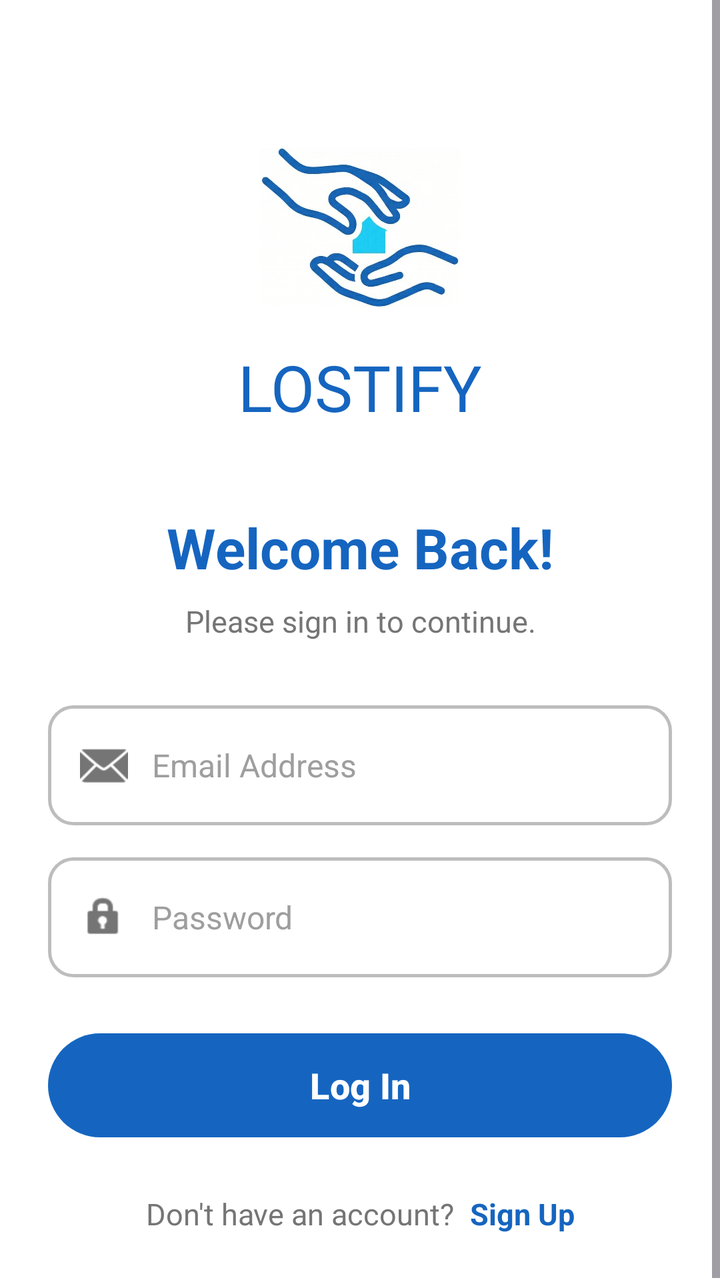
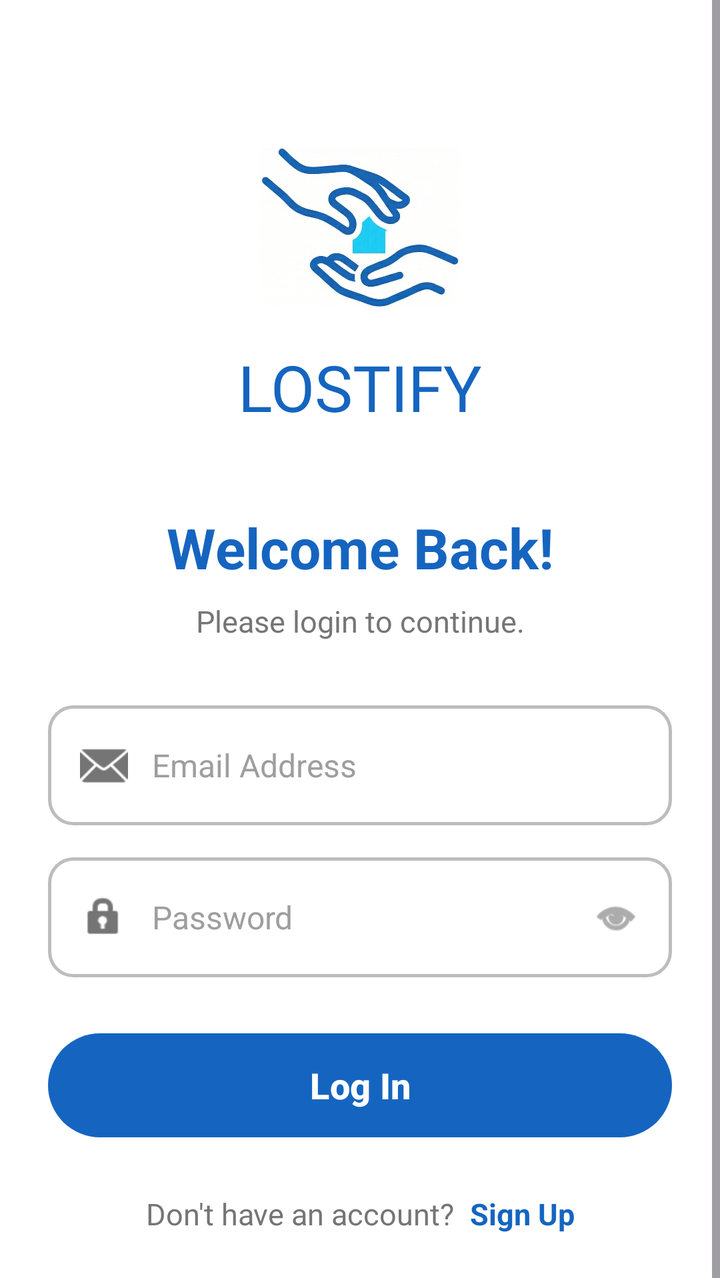

Compare the two renders of this Android layout. The source of the first and the diff that turns it into the second are given below.
<!-- AndroidManifest.xml: application theme Theme.Lostify -->
<!-- res/layout/activity_login_screen.xml -->
<?xml version="1.0" encoding="utf-8"?>
<ScrollView xmlns:android="http://schemas.android.com/apk/res/android"
    xmlns:app="http://schemas.android.com/apk/res-auto"
    xmlns:tools="http://schemas.android.com/tools"
    android:layout_width="match_parent"
    android:layout_height="match_parent"
    android:background="#FFFFFF"
    android:fillViewport="true">

    <androidx.constraintlayout.widget.ConstraintLayout
        android:layout_width="match_parent"
        android:layout_height="wrap_content"
        android:padding="24dp">

        <ImageView
            android:id="@+id/ivLogoIcon"
            android:layout_width="100dp"
            android:layout_height="100dp"
            android:layout_marginTop="40dp"
            android:src="@drawable/logo"
            app:layout_constraintEnd_toEndOf="parent"
            app:layout_constraintStart_toStartOf="parent"
            app:layout_constraintTop_toTopOf="parent"
            tools:ignore="ContentDescription" />

        <TextView
            android:id="@+id/tvAppName"
            android:layout_width="wrap_content"
            android:layout_height="wrap_content"
            android:layout_marginTop="8dp"
            android:fontFamily="@font/bold"
            android:text="LOSTIFY"
            android:textColor="#1565C0"
            android:textSize="32sp"
            app:layout_constraintEnd_toEndOf="parent"
            app:layout_constraintStart_toStartOf="parent"
            app:layout_constraintTop_toBottomOf="@+id/ivLogoIcon" />

        <TextView
            android:id="@+id/tvWelcome"
            android:layout_width="wrap_content"
            android:layout_height="wrap_content"
            android:layout_marginTop="40dp"
            android:text="Welcome Back!"
            android:textColor="#1565C0"
            android:textSize="28sp"
            android:textStyle="bold"
            app:layout_constraintEnd_toEndOf="parent"
            app:layout_constraintStart_toStartOf="parent"
            app:layout_constraintTop_toBottomOf="@+id/tvAppName" />

        <TextView
            android:id="@+id/tvSubtitle"
            android:layout_width="wrap_content"
            android:layout_height="wrap_content"
            android:layout_marginTop="8dp"
            android:text="Please sign in to continue."
            android:textColor="#757575"
            android:textSize="15sp"
            android:gravity="center"
            app:layout_constraintEnd_toEndOf="parent"
            app:layout_constraintStart_toStartOf="parent"
            app:layout_constraintTop_toBottomOf="@+id/tvWelcome" />

        <LinearLayout
            android:id="@+id/inputLayout"
            android:layout_width="match_parent"
            android:layout_height="60dp"
            android:layout_marginTop="32dp"
            android:background="@drawable/bg_input_field"
            android:gravity="center_vertical"
            android:orientation="horizontal"
            android:paddingStart="16dp"
            android:paddingEnd="16dp"
            app:layout_constraintTop_toBottomOf="@+id/tvSubtitle">

            <ImageView
                android:layout_width="24dp"
                android:layout_height="24dp"
                android:src="@android:drawable/ic_dialog_email"
                app:tint="#757575"
                tools:ignore="ContentDescription" />

            <EditText
                android:id="@+id/etEmailLogin"
                android:layout_width="match_parent"
                android:layout_height="match_parent"
                android:background="@null"
                android:hint="Email Address"
                android:inputType="textEmailAddress"
                android:paddingStart="12dp"
                android:textColor="#000000"
                android:textColorHint="#9E9E9E"
                android:textSize="16sp" />
        </LinearLayout>

        <LinearLayout
            android:id="@+id/inputPasswordLayout"
            android:layout_width="match_parent"
            android:layout_height="60dp"
            android:layout_marginTop="16dp"
            android:background="@drawable/bg_input_field"
            android:gravity="center_vertical"
            android:orientation="horizontal"
            android:paddingStart="16dp"
            android:paddingEnd="16dp"
            app:layout_constraintTop_toBottomOf="@+id/inputLayout">

            <ImageView
                android:layout_width="24dp"
                android:layout_height="24dp"
                android:src="@android:drawable/ic_lock_idle_lock"
                app:tint="#757575"
                tools:ignore="ContentDescription" />

            <EditText
                android:id="@+id/etPasswordLogin"
                android:layout_width="match_parent"
                android:layout_height="match_parent"
                android:background="@null"
                android:hint="Password"
                android:inputType="textPassword"
                android:paddingStart="12dp"
                android:textColor="#000000"
                android:textColorHint="#9E9E9E"
                android:textSize="16sp" />
        </LinearLayout>

        <com.google.android.material.button.MaterialButton
            android:id="@+id/btnLogin"
            android:layout_width="match_parent"
            android:layout_height="60dp"
            android:layout_marginTop="24dp"
            android:text="Log In"
            android:textSize="18sp"
            android:textStyle="bold"
            android:textAllCaps="false"
            app:backgroundTint="#1565C0"
            app:cornerRadius="30dp"
            app:layout_constraintTop_toBottomOf="@+id/inputPasswordLayout" />

        <LinearLayout
            android:layout_width="wrap_content"
            android:layout_height="wrap_content"
            android:layout_marginTop="24dp"
            android:orientation="horizontal"
            app:layout_constraintEnd_toEndOf="parent"
            app:layout_constraintStart_toStartOf="parent"
            app:layout_constraintTop_toBottomOf="@+id/btnLogin">

            <TextView
                android:layout_width="wrap_content"
                android:layout_height="wrap_content"
                android:text="Don't have an account? "
                android:textColor="#757575"
                android:textSize="15sp"/>

            <TextView
                android:id="@+id/tvSignUp"
                android:layout_width="wrap_content"
                android:layout_height="wrap_content"
                android:text="Sign Up"
                android:textColor="#1565C0"
                android:textStyle="bold"
                android:textSize="15sp"
                android:clickable="true"
                android:focusable="true"
                android:background="?attr/selectableItemBackground"
                android:paddingStart="4dp"/>
        </LinearLayout>

    </androidx.constraintlayout.widget.ConstraintLayout>
</ScrollView>
<!-- resources referenced by this layout -->
<resources>
  <!-- drawable bg_input_field (drawable) -->
  <?xml version="1.0" encoding="utf-8"?>
  <shape xmlns:android="http://schemas.android.com/apk/res/android">
      <solid android:color="#FFFFFF" /> <stroke
      android:width="1.5dp"
      android:color="#BDBDBD" /> <corners android:radius="12dp" /> </shape>
  <!-- drawable logo: png bitmap (drawable-v24, 635685 bytes) -->
  <style name="Theme.Lostify" parent="Base.Theme.Lostify" />
  <style name="Base.Theme.Lostify" parent="Theme.Material3.Light.NoActionBar">
  
          <item name="android:statusBarColor">#1565C0</item>
          <item name="android:windowLightStatusBar">false</item>
  
          <item name="colorPrimary">#1565C0</item>
          <item name="colorOnPrimary">#FFFFFF</item>
  
          <item name="colorSecondaryContainer">#E3F2FD</item>
          <item name="colorOnSecondaryContainer">#1565C0</item>
  
          <item name="android:navigationBarColor">#FFFFFF</item>
          <item name="android:windowLightNavigationBar" tools:targetApi="o_mr1">true</item>
  
          <item name="android:datePickerDialogTheme">@style/MyDatePickerStyle</item>
          <item name="android:timePickerDialogTheme">@style/MyTimePickerStyle</item>
  
      </style>
  <style name="MyDatePickerStyle" parent="ThemeOverlay.Material3.MaterialCalendar">
          <item name="colorPrimary">#1565C0</item>
          <item name="colorOnPrimary">#FFFFFF</item>
          <item name="colorAccent">#1565C0</item>
          <item name="buttonBarPositiveButtonStyle">@style/MyButtonTextStyle</item>
          <item name="buttonBarNegativeButtonStyle">@style/MyButtonTextStyle</item>
      </style>
  <style name="MyTimePickerStyle" parent="ThemeOverlay.Material3.MaterialTimePicker">
          <item name="colorPrimary">#1565C0</item>
          <item name="colorOnPrimary">#FFFFFF</item>
          <item name="colorAccent">#1565C0</item>
          <item name="buttonBarPositiveButtonStyle">@style/MyButtonTextStyle</item>
          <item name="buttonBarNegativeButtonStyle">@style/MyButtonTextStyle</item>
      </style>
  <style name="MyButtonTextStyle" parent="Widget.Material3.Button.TextButton">
          <item name="android:textColor">#1565C0</item>
      </style>
</resources>

<!-- the commit's change to res/layout/activity_login_screen.xml (unified diff, before → after) -->
@@ -54,7 +54,7 @@
             android:layout_width="wrap_content"
             android:layout_height="wrap_content"
             android:layout_marginTop="8dp"
-            android:text="Please sign in to continue."
+            android:text="Please login to continue."
             android:textColor="#757575"
             android:textSize="15sp"
             android:gravity="center"
@@ -104,7 +104,9 @@
             android:orientation="horizontal"
             android:paddingStart="16dp"
             android:paddingEnd="16dp"
-            app:layout_constraintTop_toBottomOf="@+id/inputLayout">
+            app:layout_constraintTop_toBottomOf="@+id/inputLayout"
+            android:focusable="false"
+            android:focusableInTouchMode="false">
 
             <ImageView
                 android:layout_width="24dp"
@@ -115,8 +117,9 @@
 
             <EditText
                 android:id="@+id/etPasswordLogin"
-                android:layout_width="match_parent"
+                android:layout_width="0dp"
                 android:layout_height="match_parent"
+                android:layout_weight="1"
                 android:background="@null"
                 android:hint="Password"
                 android:inputType="textPassword"
@@ -124,6 +127,17 @@
                 android:textColor="#000000"
                 android:textColorHint="#9E9E9E"
                 android:textSize="16sp" />
+
+            <ImageView
+                android:id="@+id/btnEyeLogin"
+                android:layout_width="24dp"
+                android:layout_height="24dp"
+                android:src="@android:drawable/ic_menu_view"
+                app:tint="#757575"
+                android:clickable="true"
+                android:focusable="false"
+                android:focusableInTouchMode="false"
+                android:background="?attr/selectableItemBackgroundBorderless" />
         </LinearLayout>
 
         <com.google.android.material.button.MaterialButton
<!-- resource entries referenced after the edit -->
@@ -12,36 +12,28 @@
   
           <item name="android:statusBarColor">#1565C0</item>
           <item name="android:windowLightStatusBar">false</item>
+          <item name="android:navigationBarColor">#FFFFFF</item>
+          <item name="android:windowLightNavigationBar" tools:targetApi="o_mr1">true</item>
   
           <item name="colorPrimary">#1565C0</item>
           <item name="colorOnPrimary">#FFFFFF</item>
-  
           <item name="colorSecondaryContainer">#E3F2FD</item>
           <item name="colorOnSecondaryContainer">#1565C0</item>
   
-          <item name="android:navigationBarColor">#FFFFFF</item>
-          <item name="android:windowLightNavigationBar" tools:targetApi="o_mr1">true</item>
-  
-          <item name="android:datePickerDialogTheme">@style/MyDatePickerStyle</item>
+          <item name="android:windowTranslucentStatus">false</item>
+          <item name="android:windowDrawsSystemBarBackgrounds">true</item>
+          <item name="android:windowContentOverlay">@null</item> <item name="android:datePickerDialogTheme">@style/MyDatePickerStyle</item>
           <item name="android:timePickerDialogTheme">@style/MyTimePickerStyle</item>
-  
       </style>
   <style name="MyDatePickerStyle" parent="ThemeOverlay.Material3.MaterialCalendar">
           <item name="colorPrimary">#1565C0</item>
           <item name="colorOnPrimary">#FFFFFF</item>
           <item name="colorAccent">#1565C0</item>
-          <item name="buttonBarPositiveButtonStyle">@style/MyButtonTextStyle</item>
-          <item name="buttonBarNegativeButtonStyle">@style/MyButtonTextStyle</item>
       </style>
   <style name="MyTimePickerStyle" parent="ThemeOverlay.Material3.MaterialTimePicker">
           <item name="colorPrimary">#1565C0</item>
           <item name="colorOnPrimary">#FFFFFF</item>
           <item name="colorAccent">#1565C0</item>
-          <item name="buttonBarPositiveButtonStyle">@style/MyButtonTextStyle</item>
-          <item name="buttonBarNegativeButtonStyle">@style/MyButtonTextStyle</item>
-      </style>
-  <style name="MyButtonTextStyle" parent="Widget.Material3.Button.TextButton">
-          <item name="android:textColor">#1565C0</item>
       </style>
 </resources>
 
